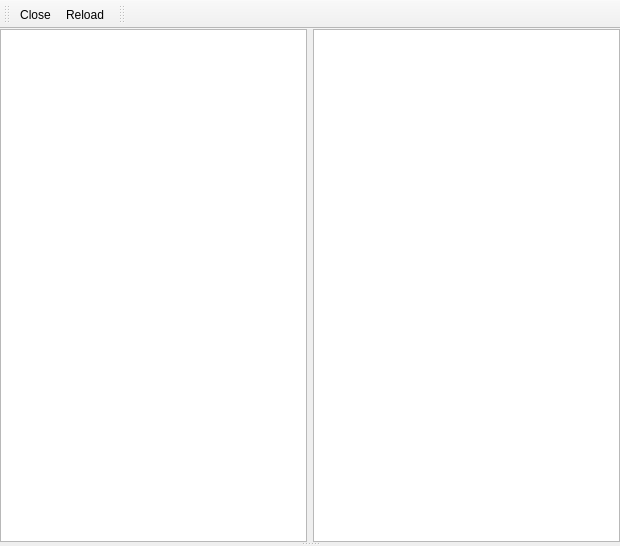
TyberiusPrime/hgview, file hgviewlib/qt4/filediffviewer.ui: the form before one commit.
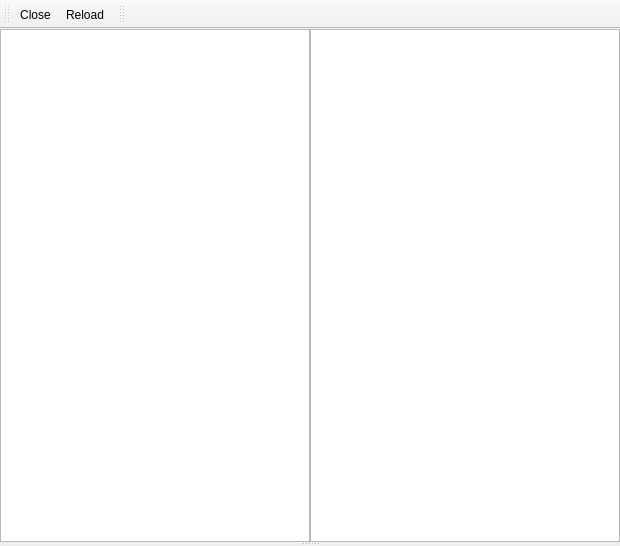
The form after the commit. Custom widgets are drawn as their Qt base class.

Commit message: Several small fixes in the filelog navigator: - display a horizontal scroll bar, - display diff when a file has been renamed & modified in the same commit - layout

```diff
--- a/hgviewlib/qt4/filediffviewer.ui
+++ b/hgviewlib/qt4/filediffviewer.ui
@@ -32,6 +32,9 @@
       </property>
       <widget class="QWidget" name="layoutWidget" >
        <layout class="QHBoxLayout" name="horizontalLayout" >
+        <property name="spacing" >
+         <number>0</number>
+        </property>
         <item>
          <widget class="HgRepoView" name="tableView_revisions_left" >
           <property name="alternatingRowColors" >
```
The commit also changes 2 other files.
